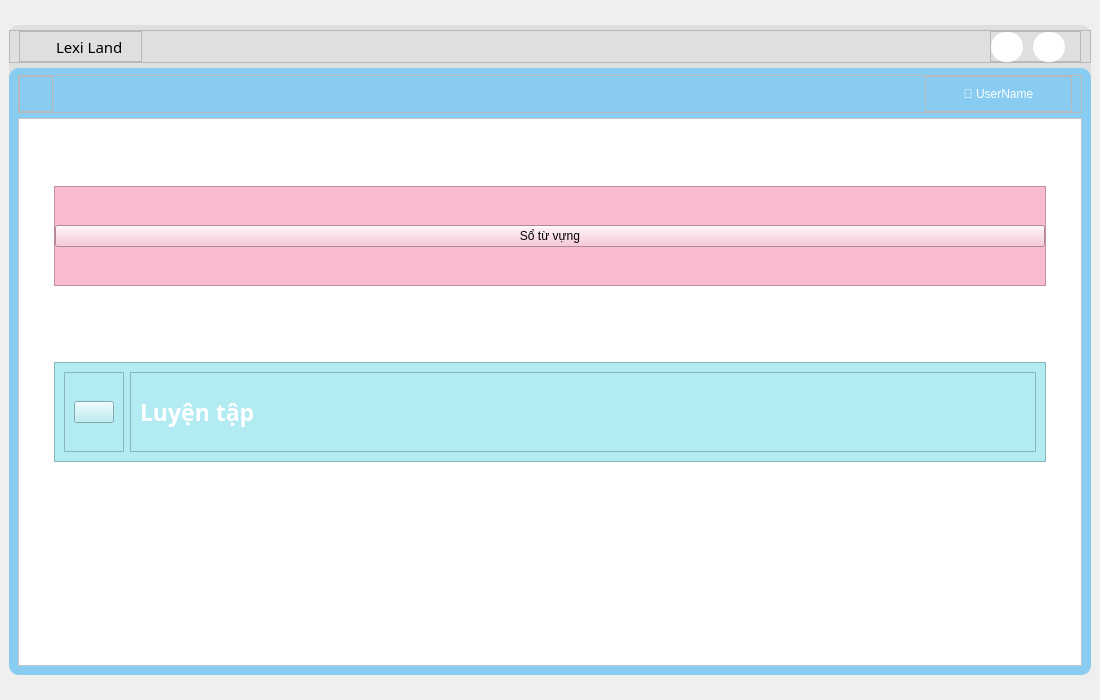
This is UI/forms/maincreen.ui in yuukun123/LexiLand as Qt 5 draws it before an edit. The edited form follows.
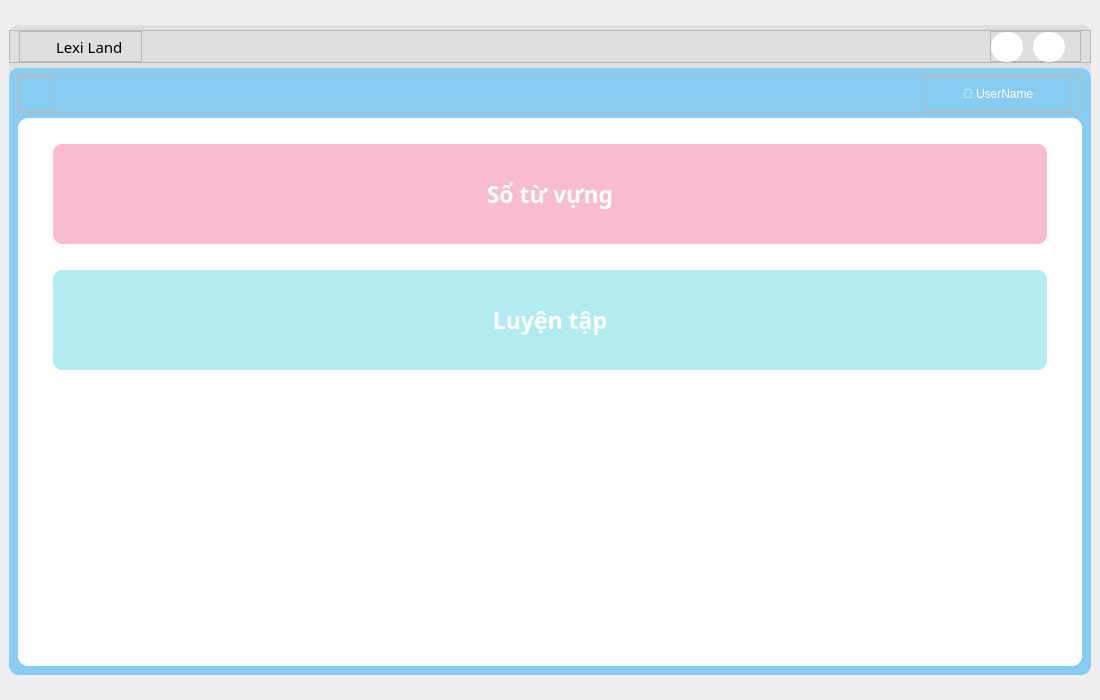
This is the edited form. Icons and pictures are not drawn.

Patch:
```diff
--- a/UI/forms/maincreen.ui
+++ b/UI/forms/maincreen.ui
@@ -465,7 +465,8 @@
              </sizepolicy>
             </property>
             <property name="styleSheet">
-             <string notr="true">background-color: rgb(255, 255, 255);</string>
+             <string notr="true">background-color: rgb(255, 255, 255);
+border-radius:10px;</string>
             </property>
             <property name="frameShape">
              <enum>QFrame::StyledPanel</enum>
@@ -475,19 +476,19 @@
             </property>
             <layout class="QVBoxLayout" name="verticalLayout_2">
              <property name="spacing">
-              <number>19</number>
+              <number>0</number>
              </property>
              <property name="leftMargin">
               <number>35</number>
              </property>
              <property name="topMargin">
-              <number>10</number>
+              <number>0</number>
              </property>
              <property name="rightMargin">
               <number>35</number>
              </property>
              <property name="bottomMargin">
-              <number>144</number>
+              <number>269</number>
              </property>
              <item>
               <widget class="QFrame" name="frame_7">
@@ -515,7 +516,7 @@
                <property name="frameShadow">
                 <enum>QFrame::Raised</enum>
                </property>
-               <layout class="QHBoxLayout" name="horizontalLayout_3">
+               <layout class="QVBoxLayout" name="verticalLayout_5">
                 <property name="leftMargin">
                  <number>0</number>
                 </property>
@@ -530,9 +531,23 @@
                 </property>
                 <item>
                  <widget class="QPushButton" name="vocab">
+                  <property name="minimumSize">
+                   <size>
+                    <width>0</width>
+                    <height>100</height>
+                   </size>
+                  </property>
+                  <property name="font">
+                   <font>
+                    <family>Montserrat ExtraBold</family>
+                    <pointsize>17</pointsize>
+                    <weight>75</weight>
+                    <bold>true</bold>
+                   </font>
+                  </property>
                   <property name="styleSheet">
                    <string notr="true">#vocab{
-	color: rgb(0, 0, 0);
+	color: rgb(255, 255, 255);
 }</string>
                   </property>
                   <property name="text">
@@ -580,52 +595,26 @@
                 <enum>QFrame::Raised</enum>
                </property>
                <layout class="QHBoxLayout" name="horizontalLayout_5">
-                <item alignment="Qt::AlignLeft">
-                 <widget class="QFrame" name="frame_12">
-                  <property name="frameShape">
-                   <enum>QFrame::StyledPanel</enum>
-                  </property>
-                  <property name="frameShadow">
-                   <enum>QFrame::Raised</enum>
-                  </property>
-                  <layout class="QHBoxLayout" name="horizontalLayout_8">
+                <property name="leftMargin">
+                 <number>0</number>
+                </property>
+                <property name="topMargin">
+                 <number>0</number>
+                </property>
+                <property name="rightMargin">
+                 <number>0</number>
+                </property>
+                <property name="bottomMargin">
+                 <number>0</number>
+                </property>
                    <item>
-                    <widget class="QPushButton" name="pushButton_2">
-                     <property name="text">
-                      <string/>
-                     </property>
-                     <property name="icon">
-                      <iconset resource="../../resource/resource.qrc">
-                       <normaloff>:/icon/UI/icons/edit-2-64.ico</normaloff>:/icon/UI/icons/edit-2-64.ico</iconset>
-                     </property>
-                     <property name="iconSize">
+                 <widget class="QPushButton" name="Practice">
+                  <property name="minimumSize">
                       <size>
-                       <width>35</width>
-                       <height>35</height>
-                      </size>
-                     </property>
-                    </widget>
-                   </item>
-                  </layout>
-                 </widget>
-                </item>
-                <item>
-                 <widget class="QFrame" name="frame_13">
-                  <property name="sizePolicy">
-                   <sizepolicy hsizetype="Expanding" vsizetype="Preferred">
-                    <horstretch>0</horstretch>
-                    <verstretch>0</verstretch>
-                   </sizepolicy>
-                  </property>
-                  <property name="frameShape">
-                   <enum>QFrame::StyledPanel</enum>
-                  </property>
-                  <property name="frameShadow">
-                   <enum>QFrame::Raised</enum>
-                  </property>
-                  <layout class="QHBoxLayout" name="horizontalLayout_9">
-                   <item>
-                    <widget class="QLabel" name="label_2">
+                    <width>0</width>
+                    <height>100</height>
+                   </size>
+                  </property>
                      <property name="font">
                       <font>
                        <family>Montserrat ExtraBold</family>
@@ -635,14 +624,23 @@
                       </font>
                      </property>
                      <property name="styleSheet">
-                      <string notr="true">color: rgb(255, 255, 255);</string>
+                   <string notr="true">#Practice{
+	color: rgb(255, 255, 255);
+}</string>
                      </property>
                      <property name="text">
                       <string>Luyện tập</string>
                      </property>
-                    </widget>
-                   </item>
-                  </layout>
+                  <property name="icon">
+                   <iconset resource="../../resource/resource.qrc">
+                    <normaloff>:/icon/UI/icons/edit-2-64.ico</normaloff>:/icon/UI/icons/edit-2-64.ico</iconset>
+                  </property>
+                  <property name="iconSize">
+                   <size>
+                    <width>35</width>
+                    <height>35</height>
+                   </size>
+                  </property>
                  </widget>
                 </item>
                </layout>
```
Lines whose indentation alone changed are shown as unchanged.
